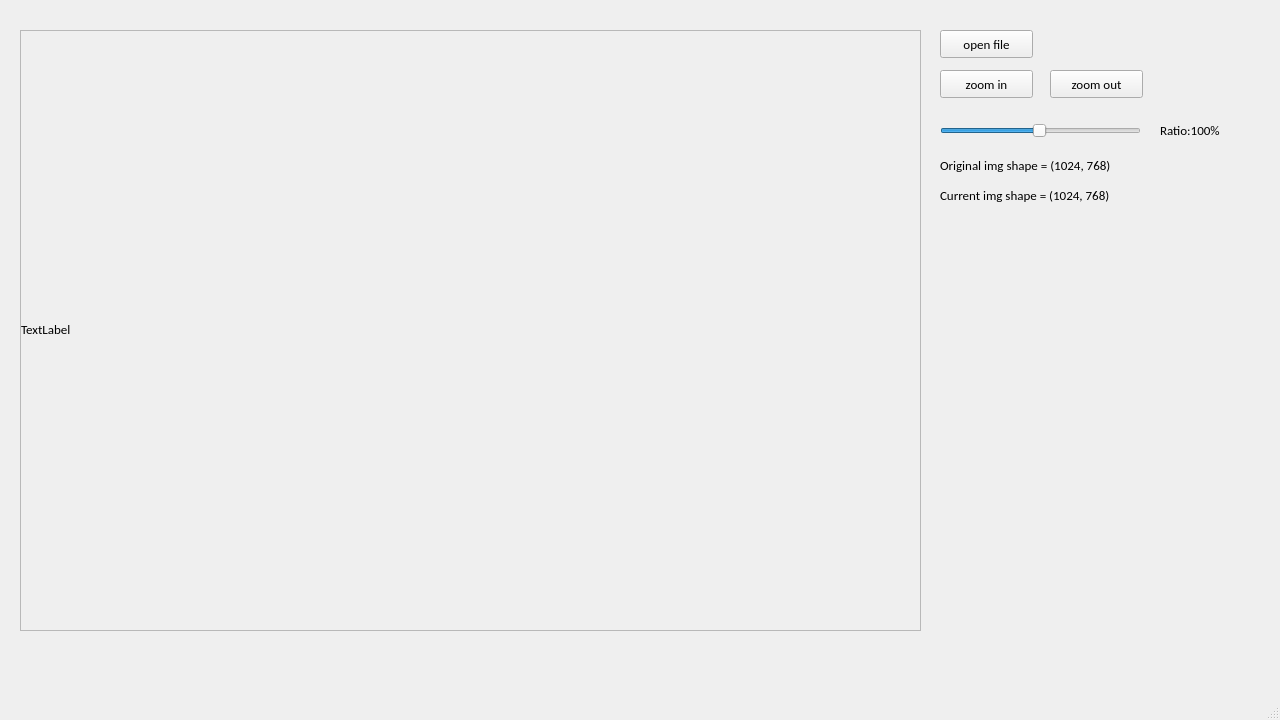
Before: the Qt Designer form UI.ui in snoopy811005/drawer_practice, drawn with Qt 5.
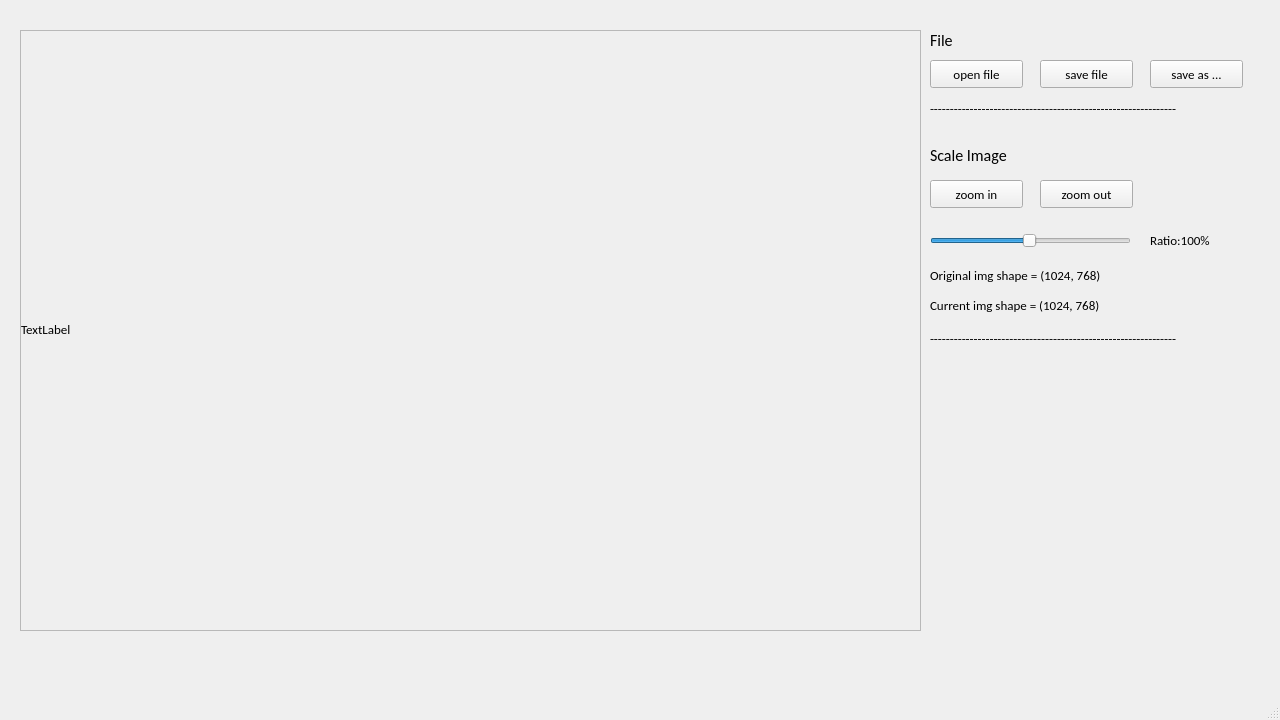
After: the same form once the commit is applied.

Commit message: save image('save file' and 'save as ...')

```diff
--- a/UI.ui
+++ b/UI.ui
@@ -23,8 +23,8 @@
    <widget class="QPushButton" name="btn_zoom_in">
     <property name="geometry">
      <rect>
-      <x>940</x>
-      <y>70</y>
+      <x>930</x>
+      <y>180</y>
       <width>93</width>
       <height>28</height>
      </rect>
@@ -42,8 +42,8 @@
    <widget class="QPushButton" name="btn_zoom_out">
     <property name="geometry">
      <rect>
-      <x>1050</x>
-      <y>70</y>
+      <x>1040</x>
+      <y>180</y>
       <width>93</width>
       <height>28</height>
      </rect>
@@ -109,8 +109,8 @@
    <widget class="QLabel" name="label_img_shape_original">
     <property name="geometry">
      <rect>
-      <x>940</x>
-      <y>150</y>
+      <x>930</x>
+      <y>260</y>
       <width>301</width>
       <height>31</height>
      </rect>
@@ -127,8 +127,8 @@
    <widget class="QSlider" name="slider_zoom">
     <property name="geometry">
      <rect>
-      <x>940</x>
-      <y>120</y>
+      <x>930</x>
+      <y>230</y>
       <width>201</width>
       <height>22</height>
      </rect>
@@ -149,8 +149,8 @@
    <widget class="QLabel" name="label_img_ratio">
     <property name="geometry">
      <rect>
-      <x>1160</x>
-      <y>110</y>
+      <x>1150</x>
+      <y>220</y>
       <width>111</width>
       <height>41</height>
      </rect>
@@ -162,8 +162,8 @@
    <widget class="QLabel" name="label_img_shape_current">
     <property name="geometry">
      <rect>
-      <x>940</x>
-      <y>180</y>
+      <x>930</x>
+      <y>290</y>
       <width>301</width>
       <height>31</height>
      </rect>
@@ -175,8 +175,8 @@
    <widget class="QPushButton" name="btn_open_image">
     <property name="geometry">
      <rect>
-      <x>940</x>
-      <y>30</y>
+      <x>930</x>
+      <y>60</y>
       <width>93</width>
       <height>28</height>
      </rect>
@@ -185,6 +185,94 @@
      <string>open file</string>
     </property>
    </widget>
+   <widget class="QLabel" name="label_text_file">
+    <property name="geometry">
+     <rect>
+      <x>930</x>
+      <y>30</y>
+      <width>61</width>
+      <height>21</height>
+     </rect>
+    </property>
+    <property name="font">
+     <font>
+      <pointsize>12</pointsize>
+     </font>
+    </property>
+    <property name="text">
+     <string>File</string>
+    </property>
+   </widget>
+   <widget class="QPushButton" name="btn_save_image">
+    <property name="geometry">
+     <rect>
+      <x>1040</x>
+      <y>60</y>
+      <width>93</width>
+      <height>28</height>
+     </rect>
+    </property>
+    <property name="text">
+     <string>save file</string>
+    </property>
+   </widget>
+   <widget class="QPushButton" name="btn_save_as_image">
+    <property name="geometry">
+     <rect>
+      <x>1150</x>
+      <y>60</y>
+      <width>93</width>
+      <height>28</height>
+     </rect>
+    </property>
+    <property name="text">
+     <string>save as ...</string>
+    </property>
+   </widget>
+   <widget class="QLabel" name="label_text_scale">
+    <property name="geometry">
+     <rect>
+      <x>930</x>
+      <y>140</y>
+      <width>111</width>
+      <height>31</height>
+     </rect>
+    </property>
+    <property name="font">
+     <font>
+      <pointsize>12</pointsize>
+     </font>
+    </property>
+    <property name="text">
+     <string>Scale Image</string>
+    </property>
+   </widget>
+   <widget class="QLabel" name="spacer_file">
+    <property name="geometry">
+     <rect>
+      <x>930</x>
+      <y>100</y>
+      <width>311</width>
+      <height>16</height>
+     </rect>
+    </property>
+    <property name="text">
+     <string>--------------------------------------------------------------</string>
+    </property>
+   </widget>
+   <widget class="QLabel" name="spacer_scale">
+    <property name="geometry">
+     <rect>
+      <x>930</x>
+      <y>330</y>
+      <width>311</width>
+      <height>16</height>
+     </rect>
+    </property>
+    <property name="text">
+     <string>--------------------------------------------------------------</string>
+    </property>
+   </widget>
   </widget>
   <widget class="QMenuBar" name="menubar">
    <property name="geometry">
```
The commit also changes 7 other files.
